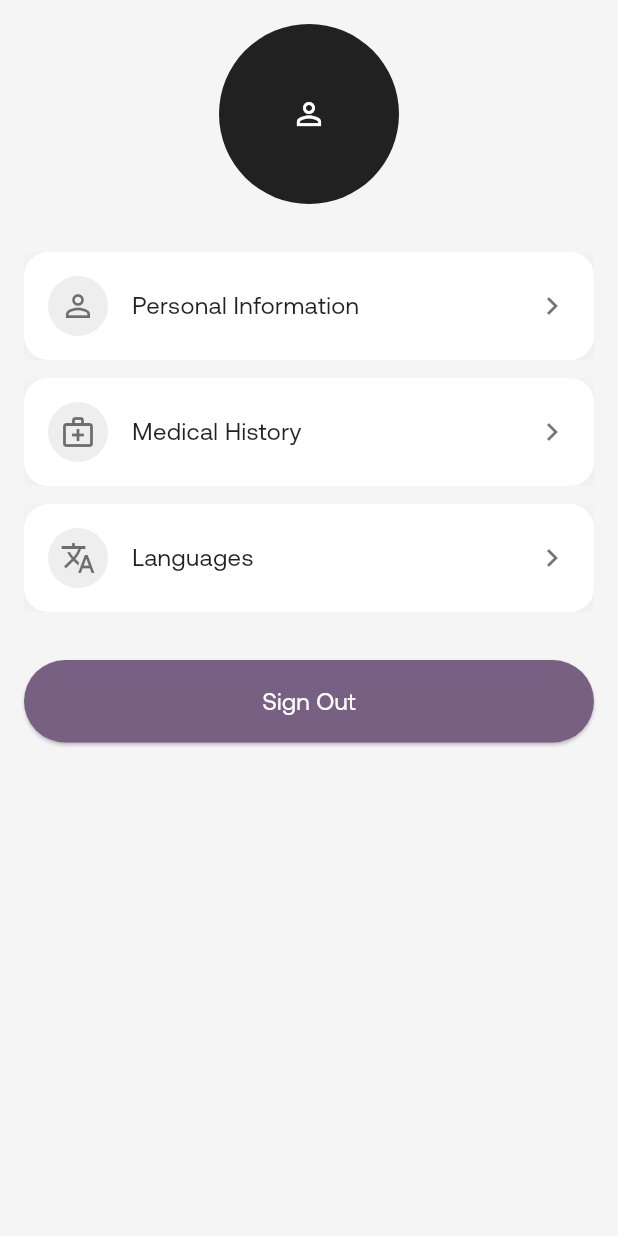
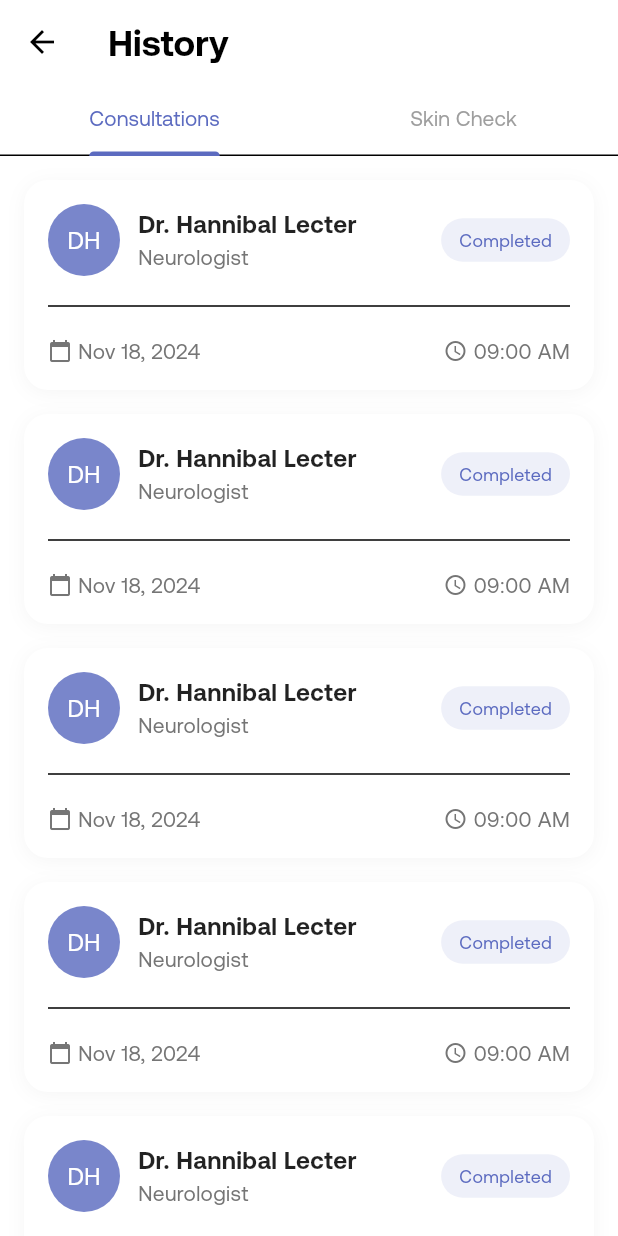
Before and after one commit to Arrizky0911/Telehealth, a Flutter app: the ProfileScreen screen opened directly, after a tap on "Medical History", on a phone screen of 412 x 824 dp. Run offline on Flutter 3.47's test engine with Material 3 defaults, Android fonts, the phone set to English and light mode, and no system bars; our stand-ins replace cloud_firestore, firebase_auth, firebase_core, firebase_storage, google_sign_in, signature; accounts and stored records are empty.

Commit message:
history pages

```diff
--- /dev/null
+++ b/lib/src/features/history/history_screen.dart
@@ -0,0 +1,339 @@
+import 'package:flutter/material.dart';
+import 'package:intl/intl.dart';
+
+class HistoryScreen extends StatefulWidget {
+  const HistoryScreen({super.key});
+
+  @override
+  State<HistoryScreen> createState() => _HistoryScreenState();
+}
+
+class _HistoryScreenState extends State<HistoryScreen> with SingleTickerProviderStateMixin {
+  late TabController _tabController;
+
+  @override
+  void initState() {
+    super.initState();
+    _tabController = TabController(length: 2, vsync: this);
+  }
+
+  @override
+  Widget build(BuildContext context) {
+    return Scaffold(
+      backgroundColor: Colors.white,
+      appBar: AppBar(
+        title: const Text(
+          'History',
+          style: TextStyle(
+            fontSize: 24,
+            fontWeight: FontWeight.bold,
+          ),
+        ),
+        bottom: TabBar(
+          controller: _tabController,
+          tabs: const [
+            Tab(text: 'Consultations'),
+            Tab(text: 'Skin Check'),
+          ],
+          labelColor: const Color(0xFF5C6BC0),
+          unselectedLabelColor: Colors.grey,
+          indicatorColor: const Color(0xFF5C6BC0),
+        ),
+      ),
+      body: TabBarView(
+        controller: _tabController,
+        children: const [
+          ConsultationHistoryTab(),
+          SkinCheckHistoryTab(),
+        ],
+      ),
+    );
+  }
+}
+
+class ConsultationHistoryTab extends StatelessWidget {
+  const ConsultationHistoryTab({super.key});
+
+  @override
+  Widget build(BuildContext context) {
+    return ListView.builder(
+      padding: const EdgeInsets.all(16),
+      itemCount: 10,
+      itemBuilder: (context, index) {
+        return Container(
+          margin: const EdgeInsets.only(bottom: 16),
+          decoration: BoxDecoration(
+            color: Colors.white,
+            borderRadius: BorderRadius.circular(16),
+            boxShadow: [
+              BoxShadow(
+                color: Colors.grey.withOpacity(0.1),
+                spreadRadius: 0,
+                blurRadius: 10,
+                offset: const Offset(0, 2),
+              ),
+            ],
+          ),
+          child: Material(
+            color: Colors.transparent,
+            child: InkWell(
+              borderRadius: BorderRadius.circular(16),
+              onTap: () {},
+              child: Padding(
+                padding: const EdgeInsets.all(16),
+                child: Column(
+                  crossAxisAlignment: CrossAxisAlignment.start,
+                  children: [
+                    Row(
+                      children: [
+                        // Doctor Avatar
+                        CircleAvatar(
+                          radius: 24,
+                          backgroundColor: const Color(0xFF7986CB),
+                          child: Text(
+                            'DH',
+                            style: const TextStyle(color: Colors.white),
+                          ),
+                        ),
+                        const SizedBox(width: 12),
+
+                        // Doctor Info (Name & Specialization)
+                        Expanded(
+                          child: Column(
+                            crossAxisAlignment: CrossAxisAlignment.start,
+                            children: [
+                              Text(
+                                'Dr. Hannibal Lecter',
+                                style: TextStyle(
+                                  fontSize: 16,
+                                  fontWeight: FontWeight.bold,
+                                ),
+                              ),
+                              Text(
+                                'Neurologist',
+                                style: TextStyle(
+                                  color: Colors.grey[600],
+                                  fontSize: 14,
+                                ),
+                              ),
+                            ],
+                          ),
+                        ),
+
+                        // Status label
+                        Container(
+                          padding: const EdgeInsets.symmetric(
+                            horizontal: 12,
+                            vertical: 6,
+                          ),
+                          decoration: BoxDecoration(
+                            color: const Color(0xFF5C6BC0).withOpacity(0.1),
+                            borderRadius: BorderRadius.circular(20),
+                          ),
+                          child: Text(
+                            'Completed',
+                            style: TextStyle(
+                              color: const Color(0xFF5C6BC0),
+                              fontSize: 12,
+                              fontWeight: FontWeight.w500,
+                            ),
+                          ),
+                        ),
+                      ],
+                    ),
+                    const SizedBox(height: 12),
+                    const Divider(),
+                    const SizedBox(height: 12),
+                    Row(
+                      mainAxisAlignment: MainAxisAlignment.spaceBetween,
+                      children: [
+                        Row(
+                          children: [
+                            Icon(
+                              Icons.calendar_today,
+                              size: 16,
+                              color: Colors.grey[600],
+                            ),
+                            const SizedBox(width: 4),
+                            Text(
+                              '${DateFormat('MMM dd, yyyy').format(DateTime.now())}',
+                              style: TextStyle(
+                                color: Colors.grey[600],
+                                fontSize: 14,
+                              ),
+                            ),
+                          ],
+                        ),
+                        Row(
+                          children: [
+                            Icon(
+                              Icons.access_time,
+                              size: 16,
+                              color: Colors.grey[600],
+                            ),
+                            const SizedBox(width: 4),
+                            Text(
+                              '09:00 AM',
+                              style: TextStyle(
+                                color: Colors.grey[600],
+                                fontSize: 14,
+                              ),
+                            ),
+                          ],
+                        ),
+                      ],
+                    ),
+                  ],
+                ),
+              ),
+            ),
+          ),
+        );
+      },
+    );
+  }
+}
+
+class SkinCheckHistoryTab extends StatelessWidget {
+  const SkinCheckHistoryTab({super.key});
+
+  @override
+  Widget build(BuildContext context) {
+    return ListView.builder(
+      padding: const EdgeInsets.all(16),
+      itemCount: 10,
+      itemBuilder: (context, index) {
+        return Container(
+          margin: const EdgeInsets.only(bottom: 16),
+          decoration: BoxDecoration(
+            color: Colors.white,
+            borderRadius: BorderRadius.circular(16),
+            boxShadow: [
+              BoxShadow(
+                color: Colors.grey.withOpacity(0.1),
+                spreadRadius: 0,
+                blurRadius: 10,
+                offset: const Offset(0, 2),
+              ),
+            ],
+          ),
+          child: Material(
+            color: Colors.transparent,
+            child: InkWell(
+              borderRadius: BorderRadius.circular(16),
+              onTap: () {},
+              child: Padding(
+                padding: const EdgeInsets.all(16),
+                child: Column(
+                  crossAxisAlignment: CrossAxisAlignment.start,
+                  children: [
+                    Row(
+                      children: [
+                        Container(
+                          width: 48,
+                          height: 48,
+                          decoration: BoxDecoration(
+                            color: const Color(0xFFFF4081).withOpacity(0.1),
+                            borderRadius: BorderRadius.circular(12),
+                          ),
+                          child: const Icon(
+                            Icons.face_retouching_natural,
+                            color: Color(0xFFFF4081),
+                          ),
+                        ),
+                        const SizedBox(width: 12),
+                        Expanded(
+                          child: Column(
+                            crossAxisAlignment: CrossAxisAlignment.start,
+                            children: [
+                              Text(
+                                'Skin Analysis Result',
+                                style: TextStyle(
+                                  fontSize: 16,
+                                  fontWeight: FontWeight.bold,
+                                ),
+                              ),
+                              const SizedBox(height: 4),
+                              Container(
+                                padding: const EdgeInsets.symmetric(
+                                  horizontal: 8,
+                                  vertical: 4,
+                                ),
+                                decoration: BoxDecoration(
+                                  color: Colors.green.withOpacity(0.1),
+                                  borderRadius: BorderRadius.circular(20),
+                                ),
+                                child: Text(
+                                  'Healthy',
+                                  style: TextStyle(
+                                    color: Colors.green,
+                                    fontSize: 12,
+                                    fontWeight: FontWeight.w500,
+                                  ),
+                                ),
+                              ),
+                            ],
+                          ),
+                        ),
+                      ],
+                    ),
+                    const SizedBox(height: 16),
+                    Text(
+                      'Your skin condition is normal with good hydration levels.',
+                      style: TextStyle(
+                        color: Colors.grey[600],
+                        fontSize: 14,
+                      ),
+                    ),
+                    const SizedBox(height: 12),
+                    const Divider(),
+                    const SizedBox(height: 12),
+                    Row(
+                      mainAxisAlignment: MainAxisAlignment.spaceBetween,
+                      children: [
+                        Row(
+                          children: [
+                            Icon(
+                              Icons.calendar_today,
+                              size: 16,
+                              color: Colors.grey[600],
+                            ),
+                            const SizedBox(width: 4),
+                            Text(
+                              '${DateFormat('MMM dd, yyyy').format(DateTime.now())}',
+                              style: TextStyle(
+                                color: Colors.grey[600],
+                                fontSize: 14,
+                              ),
+                            ),
+                          ],
+                        ),
+                        Row(
+                          children: [
+                            Icon(
+                              Icons.access_time,
+                              size: 16,
+                              color: Colors.grey[600],
+                            ),
+                            const SizedBox(width: 4),
+                            Text(
+                              '02:30 PM',
+                              style: TextStyle(
+                                color: Colors.grey[600],
+                                fontSize: 14,
+                              ),
+                            ),
+                          ],
+                        ),
+                      ],
+                    ),
+                  ],
+                ),
+              ),
+            ),
+          ),
+        );
+      },
+    );
+  }
+}
--- a/lib/src/features/profile/profile_screens.dart
+++ b/lib/src/features/profile/profile_screens.dart
@@ -1,5 +1,6 @@
 import 'package:flutter/material.dart';
 import 'package:firebase_auth/firebase_auth.dart';
+import 'package:myapp/src/features/history/history_screen.dart';
 import 'package:myapp/src/features/profile/widgets/menu_item.dart';
 import 'package:myapp/src/features/welcome/enter_screen.dart';
 import 'package:myapp/src/features/profile/personal_information_screen.dart';
@@ -77,7 +78,12 @@ class _ProfileScreenState extends State<ProfileScreen> {
                 MenuItem(
                   icon: Icons.medical_services_outlined,
                   title: 'Medical History',
-                  onTap: () {},
+                  onTap: () {
+                    Navigator.push(
+                      context,
+                      MaterialPageRoute(builder: (context) => const HistoryScreen()),
+                    );
+                  },
                 ),
                 const SizedBox(height: 12),
                 MenuItem(
```
